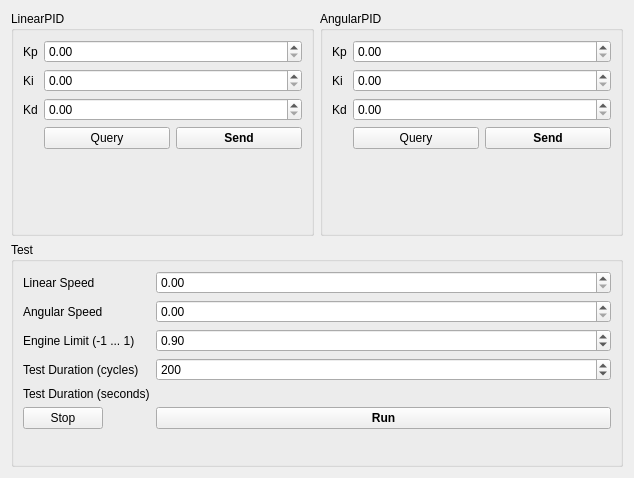
First picture: the form in stm32/include/simul/asservwindow.ui, repository VictorDubois/KrabiRobotique, before the edit.
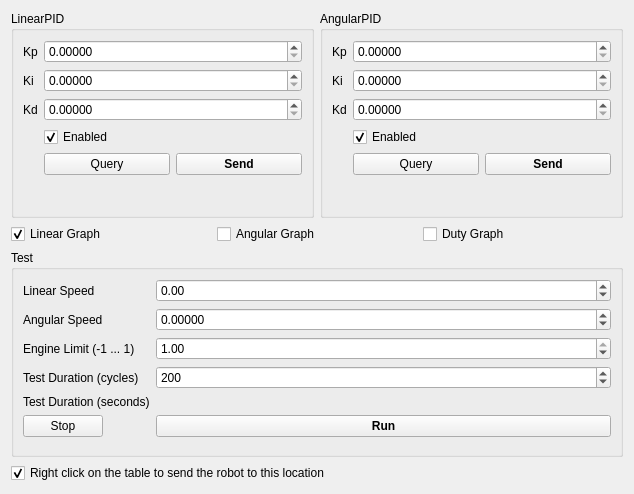
Second picture: the form after the edit.

What changed in the file:
```diff
--- a/stm32/include/simul/asservwindow.ui
+++ b/stm32/include/simul/asservwindow.ui
@@ -7,7 +7,7 @@
     <x>0</x>
     <y>0</y>
     <width>634</width>
-    <height>478</height>
+    <height>494</height>
    </rect>
   </property>
   <property name="windowTitle">
@@ -30,7 +30,14 @@
          </widget>
         </item>
         <item row="0" column="1">
-         <widget class="QDoubleSpinBox" name="linKp"/>
+         <widget class="QDoubleSpinBox" name="linKp">
+          <property name="decimals">
+           <number>5</number>
+          </property>
+          <property name="singleStep">
+           <double>0.100000000000000</double>
+          </property>
+         </widget>
         </item>
         <item row="1" column="0">
          <widget class="QLabel" name="label_2">
@@ -40,7 +47,14 @@
          </widget>
         </item>
         <item row="1" column="1">
-         <widget class="QDoubleSpinBox" name="linKi"/>
+         <widget class="QDoubleSpinBox" name="linKi">
+          <property name="decimals">
+           <number>5</number>
+          </property>
+          <property name="singleStep">
+           <double>0.001000000000000</double>
+          </property>
+         </widget>
         </item>
         <item row="2" column="0">
          <widget class="QLabel" name="label_3">
@@ -50,9 +64,26 @@
          </widget>
         </item>
         <item row="2" column="1">
-         <widget class="QDoubleSpinBox" name="linKd"/>
+         <widget class="QDoubleSpinBox" name="linKd">
+          <property name="decimals">
+           <number>5</number>
+          </property>
+          <property name="singleStep">
+           <double>0.100000000000000</double>
+          </property>
+         </widget>
         </item>
         <item row="3" column="1">
+         <widget class="QCheckBox" name="linearEnabled">
+          <property name="text">
+           <string>Enabled</string>
+          </property>
+          <property name="checked">
+           <bool>true</bool>
+          </property>
+         </widget>
+        </item>
+        <item row="4" column="1">
          <layout class="QHBoxLayout" name="horizontalLayout_2">
           <item>
            <widget class="QPushButton" name="linQuery">
@@ -93,7 +124,11 @@
          </widget>
         </item>
         <item row="0" column="1">
-         <widget class="QDoubleSpinBox" name="angKp"/>
+         <widget class="QDoubleSpinBox" name="angKp">
+          <property name="decimals">
+           <number>5</number>
+          </property>
+         </widget>
         </item>
         <item row="1" column="0">
          <widget class="QLabel" name="label_6">
@@ -103,7 +138,14 @@
          </widget>
         </item>
         <item row="1" column="1">
-         <widget class="QDoubleSpinBox" name="angKi"/>
+         <widget class="QDoubleSpinBox" name="angKi">
+          <property name="decimals">
+           <number>5</number>
+          </property>
+          <property name="singleStep">
+           <double>0.100000000000000</double>
+          </property>
+         </widget>
         </item>
         <item row="2" column="0">
          <widget class="QLabel" name="label_5">
@@ -113,9 +155,16 @@
          </widget>
         </item>
         <item row="2" column="1">
-         <widget class="QDoubleSpinBox" name="angKd"/>
+         <widget class="QDoubleSpinBox" name="angKd">
+          <property name="decimals">
+           <number>5</number>
+          </property>
+          <property name="singleStep">
+           <double>0.100000000000000</double>
+          </property>
+         </widget>
         </item>
-        <item row="3" column="1">
+        <item row="4" column="1">
          <layout class="QHBoxLayout" name="horizontalLayout_3">
           <item>
            <widget class="QPushButton" name="angQuery">
@@ -139,11 +188,49 @@
           </item>
          </layout>
         </item>
+        <item row="3" column="1">
+         <widget class="QCheckBox" name="angularEnabled">
+          <property name="text">
+           <string>Enabled</string>
+          </property>
+          <property name="checked">
+           <bool>true</bool>
+          </property>
+         </widget>
+        </item>
        </layout>
       </widget>
      </item>
     </layout>
    </item>
+   <item>
+    <layout class="QHBoxLayout" name="horizontalLayout_4">
+     <item>
+      <widget class="QCheckBox" name="linearGraph">
+       <property name="text">
+        <string>Linear Graph</string>
+       </property>
+       <property name="checked">
+        <bool>true</bool>
+       </property>
+      </widget>
+     </item>
+     <item>
+      <widget class="QCheckBox" name="angularGraph">
+       <property name="text">
+        <string>Angular Graph</string>
+       </property>
+      </widget>
+     </item>
+     <item>
+      <widget class="QCheckBox" name="dutyGraph">
+       <property name="text">
+        <string>Duty Graph</string>
+       </property>
+      </widget>
+     </item>
+    </layout>
+   </item>
    <item>
     <widget class="QGroupBox" name="groupBox_3">
      <property name="title">
@@ -159,6 +246,9 @@
       </item>
       <item row="0" column="1">
        <widget class="QDoubleSpinBox" name="linSpeed">
+        <property name="minimum">
+         <double>-10.000000000000000</double>
+        </property>
         <property name="maximum">
          <double>10.000000000000000</double>
         </property>
@@ -176,8 +266,14 @@
       </item>
       <item row="1" column="1">
        <widget class="QDoubleSpinBox" name="angSpeed">
+        <property name="decimals">
+         <number>5</number>
+        </property>
+        <property name="minimum">
+         <double>-1.000000000000000</double>
+        </property>
         <property name="maximum">
-         <double>10.000000000000000</double>
+         <double>1.000000000000000</double>
         </property>
         <property name="singleStep">
          <double>0.500000000000000</double>
@@ -203,7 +299,7 @@
          <double>0.100000000000000</double>
         </property>
         <property name="value">
-         <double>0.900000000000000</double>
+         <double>1.000000000000000</double>
         </property>
        </widget>
       </item>
@@ -267,6 +363,16 @@
      </layout>
     </widget>
    </item>
+   <item>
+    <widget class="QCheckBox" name="clickGoto">
+     <property name="text">
+      <string>Right click on the table to send the robot to this location</string>
+     </property>
+     <property name="checked">
+      <bool>true</bool>
+     </property>
+    </widget>
+   </item>
   </layout>
  </widget>
  <resources/>
```
